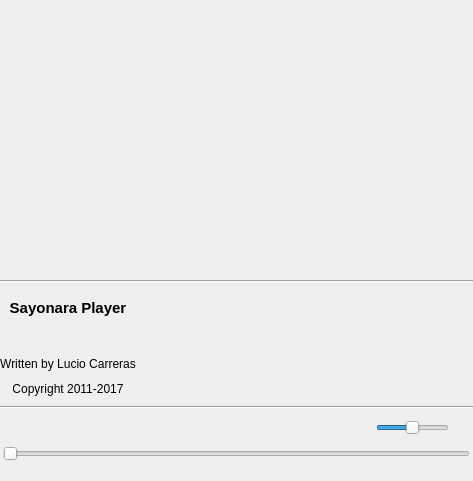
Inferno214221/sayonara-player, file src/GUI/Player/GUI_ControlsNew.ui: the form before one commit.
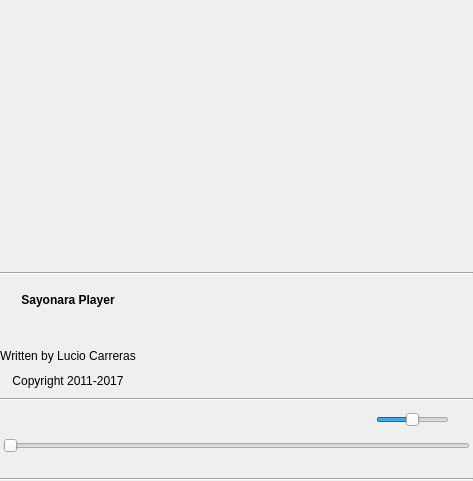
The form after the commit. Icons and pictures are not drawn. Custom widgets are drawn as their Qt base class.

The edit to the form file:
```diff
--- a/src/GUI/Player/GUI_ControlsNew.ui
+++ b/src/GUI/Player/GUI_ControlsNew.ui
@@ -242,7 +242,6 @@
        </property>
        <property name="font">
         <font>
-         <pointsize>11</pointsize>
          <weight>75</weight>
          <bold>true</bold>
         </font>
@@ -283,7 +282,6 @@
        </property>
        <property name="font">
         <font>
-         <pointsize>11</pointsize>
          <weight>75</weight>
          <bold>true</bold>
         </font>
@@ -822,6 +820,13 @@
      </property>
     </widget>
    </item>
+   <item row="6" column="0">
+    <widget class="Line" name="line_3">
+     <property name="orientation">
+      <enum>Qt::Horizontal</enum>
+     </property>
+    </widget>
+   </item>
   </layout>
  </widget>
  <customwidgets>
```
Left out of the diff: 318 changed lines with no effect on the pictures.
